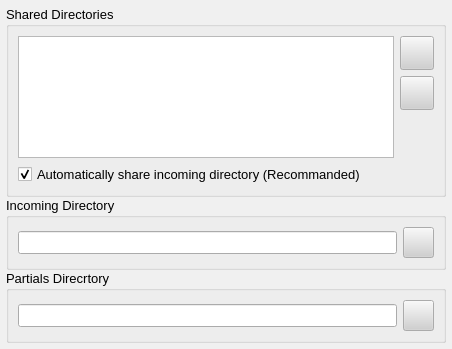
Qt form retroshare-gui/src/gui/settings/DirectoriesPage.ui (RetroShare/RetroShare) before a commit.
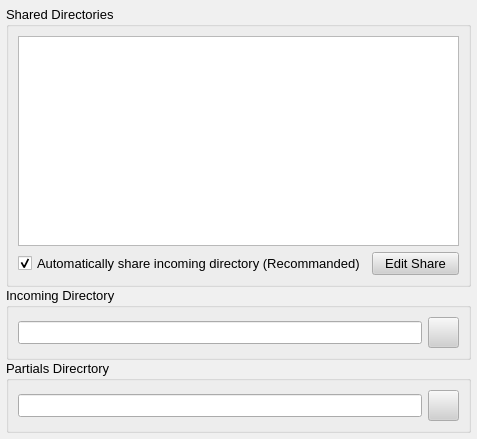
The same form after that commit. Icons and pictures are not drawn.

Commit message: added rating icons to show on first columns too update settings with latest changes from Preferences

Patch:
```diff
--- a/retroshare-gui/src/gui/settings/DirectoriesPage.ui
+++ b/retroshare-gui/src/gui/settings/DirectoriesPage.ui
@@ -6,8 +6,8 @@
    <rect>
     <x>0</x>
     <y>0</y>
-    <width>452</width>
-    <height>349</height>
+    <width>477</width>
+    <height>439</height>
    </rect>
   </property>
   <property name="sizePolicy">
@@ -509,102 +509,6 @@
    <property name="spacing">
     <number>0</number>
    </property>
-   <item row="0" column="0">
-    <widget class="QGroupBox" name="groupBox">
-     <property name="title">
-      <string>Shared Directories</string>
-     </property>
-     <layout class="QGridLayout">
-      <item row="0" column="0" rowspan="3">
-       <widget class="QListWidget" name="dirList"/>
-      </item>
-      <item row="0" column="1">
-       <widget class="QPushButton" name="addButton">
-        <property name="minimumSize">
-         <size>
-          <width>34</width>
-          <height>34</height>
-         </size>
-        </property>
-        <property name="maximumSize">
-         <size>
-          <width>34</width>
-          <height>34</height>
-         </size>
-        </property>
-        <property name="text">
-         <string/>
-        </property>
-        <property name="icon">
-         <iconset resource="../images.qrc">
-          <normaloff>:/images/directoryadd_24x24_shadow.png</normaloff>:/images/directoryadd_24x24_shadow.png</iconset>
-        </property>
-        <property name="iconSize">
-         <size>
-          <width>24</width>
-          <height>24</height>
-         </size>
-        </property>
-       </widget>
-      </item>
-      <item row="1" column="1">
-       <widget class="QPushButton" name="removeButton">
-        <property name="minimumSize">
-         <size>
-          <width>34</width>
-          <height>34</height>
-         </size>
-        </property>
-        <property name="maximumSize">
-         <size>
-          <width>34</width>
-          <height>34</height>
-         </size>
-        </property>
-        <property name="text">
-         <string/>
-        </property>
-        <property name="icon">
-         <iconset resource="../images.qrc">
-          <normaloff>:/images/directoryremove_24x24_shadow.png</normaloff>:/images/directoryremove_24x24_shadow.png</iconset>
-        </property>
-        <property name="iconSize">
-         <size>
-          <width>24</width>
-          <height>24</height>
-         </size>
-        </property>
-       </widget>
-      </item>
-      <item row="2" column="1">
-       <spacer>
-        <property name="orientation">
-         <enum>Qt::Vertical</enum>
-        </property>
-        <property name="sizeHint" stdset="0">
-         <size>
-          <width>20</width>
-          <height>71</height>
-         </size>
-        </property>
-       </spacer>
-      </item>
-      <item row="3" column="0">
-       <widget class="QCheckBox" name="checkBox">
-        <property name="enabled">
-         <bool>true</bool>
-        </property>
-        <property name="text">
-         <string>Automatically share incoming directory (Recommanded)</string>
-        </property>
-        <property name="checked">
-         <bool>true</bool>
-        </property>
-       </widget>
-      </item>
-     </layout>
-    </widget>
-   </item>
    <item row="1" column="0">
     <widget class="QGroupBox" name="groupBox_2">
      <property name="title">
@@ -695,6 +599,38 @@
      </layout>
     </widget>
    </item>
+   <item row="0" column="0">
+    <widget class="QGroupBox" name="groupBox">
+     <property name="title">
+      <string>Shared Directories</string>
+     </property>
+     <layout class="QGridLayout" name="gridLayout">
+      <item row="0" column="0" colspan="2">
+       <widget class="QListWidget" name="dirList"/>
+      </item>
+      <item row="1" column="0">
+       <widget class="QCheckBox" name="checkBox">
+        <property name="enabled">
+         <bool>true</bool>
+        </property>
+        <property name="text">
+         <string>Automatically share incoming directory (Recommanded)</string>
+        </property>
+        <property name="checked">
+         <bool>true</bool>
+        </property>
+       </widget>
+      </item>
+      <item row="1" column="1">
+       <widget class="QPushButton" name="editButton">
+        <property name="text">
+         <string>Edit Share</string>
+        </property>
+       </widget>
+      </item>
+     </layout>
+    </widget>
+   </item>
   </layout>
  </widget>
  <tabstops>
```
Left out of the diff: 2 changed lines with no effect on the pictures. The commit also changes 7 other files.
